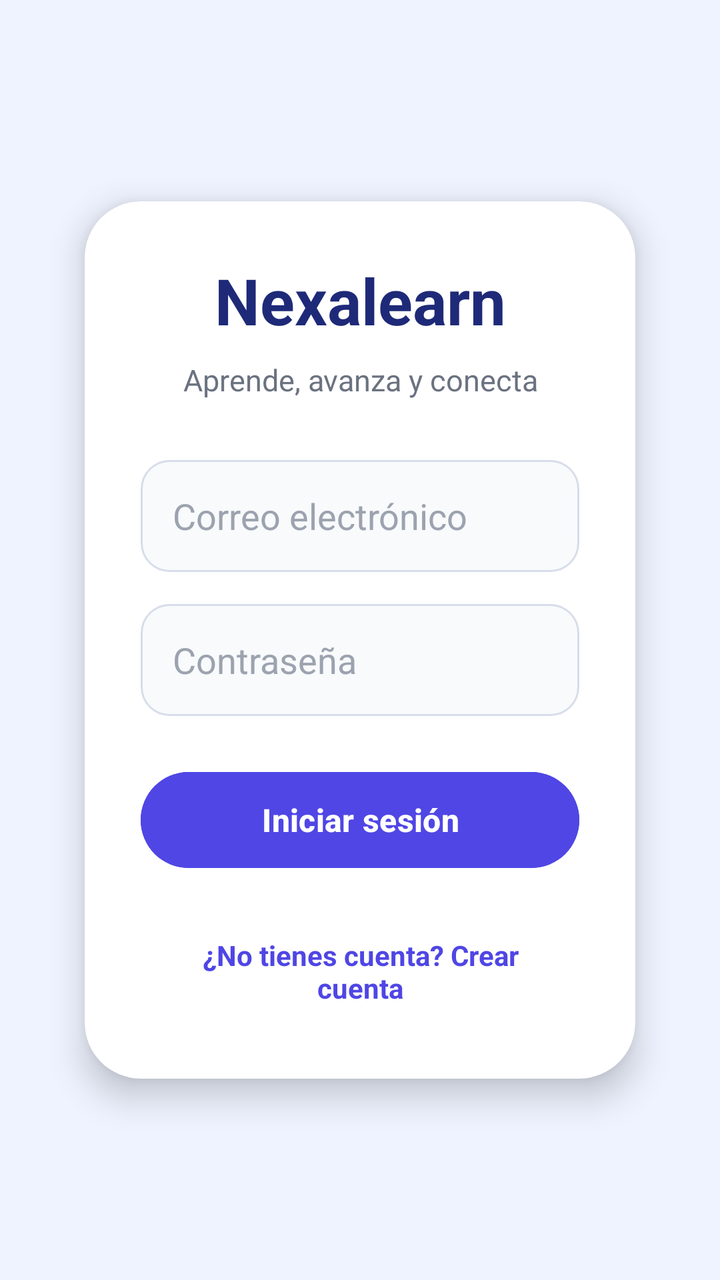
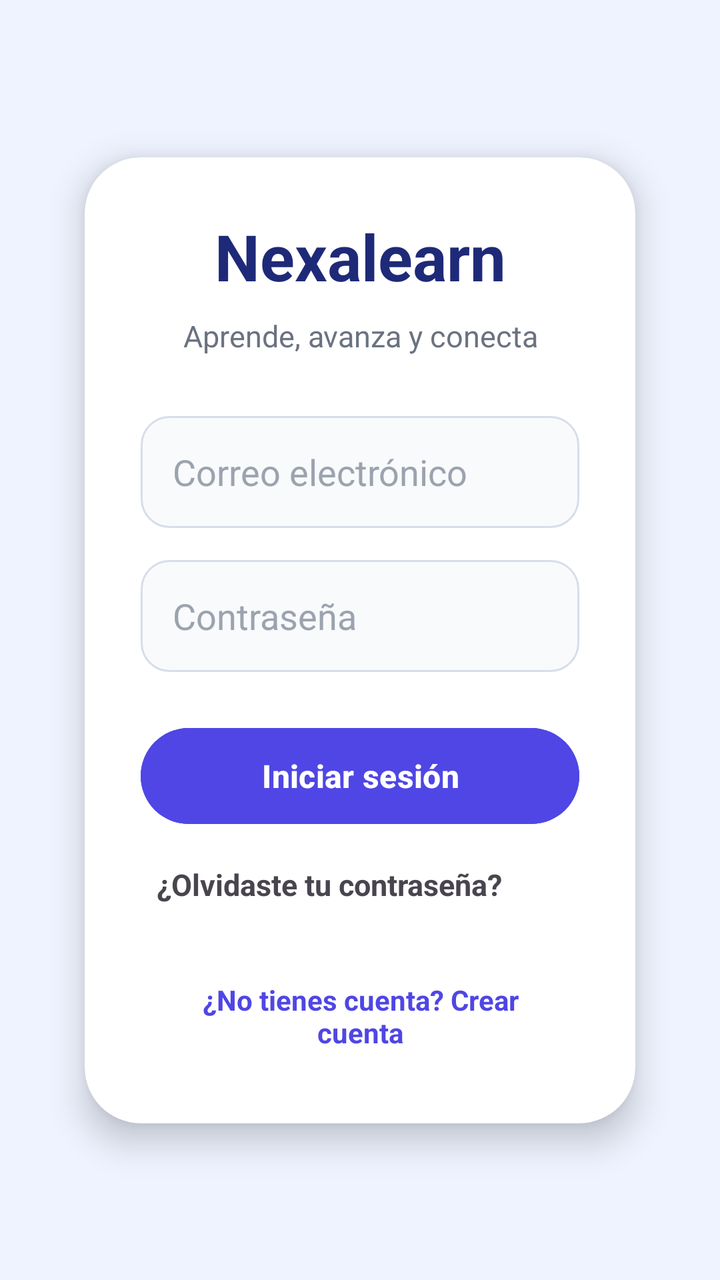

An Android layout rendered at two revisions. The XML below is the earlier revision; the diff shows what the commit changed to produce the second picture.
<!-- AndroidManifest.xml: application theme Theme.AILearningMobile -->
<!-- res/layout/activity_main.xml -->
<?xml version="1.0" encoding="utf-8"?>
<androidx.constraintlayout.widget.ConstraintLayout
    xmlns:android="http://schemas.android.com/apk/res/android"
    xmlns:app="http://schemas.android.com/apk/res-auto"
    android:id="@+id/main"
    android:layout_width="match_parent"
    android:layout_height="match_parent"
    android:background="#EEF3FF">

    <TextView
        android:id="@+id/tvMarcaAgua"
        android:layout_width="wrap_content"
        android:layout_height="wrap_content"
        android:text="N"
        android:textSize="220sp"
        android:textStyle="bold"
        android:textColor="#12000000"
        android:rotation="-12"
        app:layout_constraintTop_toTopOf="parent"
        app:layout_constraintBottom_toBottomOf="parent"
        app:layout_constraintStart_toStartOf="parent"
        app:layout_constraintEnd_toEndOf="parent" />

    <androidx.cardview.widget.CardView
        android:id="@+id/cardLogin"
        android:layout_width="0dp"
        android:layout_height="wrap_content"
        android:layout_marginStart="24dp"
        android:layout_marginEnd="24dp"
        app:cardCornerRadius="28dp"
        app:cardElevation="10dp"
        app:cardUseCompatPadding="true"
        app:layout_constraintStart_toStartOf="parent"
        app:layout_constraintEnd_toEndOf="parent"
        app:layout_constraintTop_toTopOf="parent"
        app:layout_constraintBottom_toBottomOf="parent">

        <LinearLayout
            android:layout_width="match_parent"
            android:layout_height="wrap_content"
            android:orientation="vertical"
            android:padding="28dp">

            <TextView
                android:layout_width="match_parent"
                android:layout_height="wrap_content"
                android:text="Nexalearn"
                android:textSize="32sp"
                android:textStyle="bold"
                android:textColor="#1E2A78"
                android:gravity="center" />

            <TextView
                android:layout_width="match_parent"
                android:layout_height="wrap_content"
                android:layout_marginTop="8dp"
                android:text="Aprende, avanza y conecta"
                android:textSize="15sp"
                android:textColor="#6B7280"
                android:gravity="center" />

            <EditText
                android:id="@+id/editCorreo"
                android:layout_width="match_parent"
                android:layout_height="56dp"
                android:layout_marginTop="30dp"
                android:hint="Correo electrónico"
                android:inputType="textEmailAddress"
                android:paddingStart="16dp"
                android:paddingEnd="16dp"
                android:background="@drawable/bg_input"
                android:textColor="#111827"
                android:textColorHint="#9CA3AF" />

            <EditText
                android:id="@+id/editPassword"
                android:layout_width="match_parent"
                android:layout_height="56dp"
                android:layout_marginTop="16dp"
                android:hint="Contraseña"
                android:inputType="textPassword"
                android:paddingStart="16dp"
                android:paddingEnd="16dp"
                android:background="@drawable/bg_input"
                android:textColor="#111827"
                android:textColorHint="#9CA3AF" />

            <Button
                android:id="@+id/btnLogin"
                android:layout_width="match_parent"
                android:layout_height="56dp"
                android:layout_marginTop="24dp"
                android:text="Iniciar sesión"
                android:textAllCaps="false"
                android:textSize="16sp"
                android:textStyle="bold"
                android:textColor="#FFFFFF"
                android:backgroundTint="#4F46E5" />

            <TextView
                android:id="@+id/tvCrearCuenta"
                android:layout_width="match_parent"
                android:layout_height="wrap_content"
                android:layout_marginTop="22dp"
                android:text="¿No tienes cuenta? Crear cuenta"
                android:textSize="14sp"
                android:textStyle="bold"
                android:textColor="#4F46E5"
                android:gravity="center"
                android:padding="8dp" />

        </LinearLayout>

    </androidx.cardview.widget.CardView>

</androidx.constraintlayout.widget.ConstraintLayout>
<!-- resources referenced by this layout -->
<resources>
  <!-- drawable bg_input (drawable) -->
  <?xml version="1.0" encoding="utf-8"?>
  <shape xmlns:android="http://schemas.android.com/apk/res/android"
      android:shape="rectangle">
  
      <solid android:color="#F8FAFC" />
  
      <stroke
          android:width="1dp"
          android:color="#D7DDEA" />
  
      <corners android:radius="14dp" />
  
      <padding
          android:left="14dp"
          android:top="8dp"
          android:right="14dp"
          android:bottom="8dp" />
  
  </shape>
  <style name="Theme.AILearningMobile" parent="Base.Theme.AILearningMobile" />
  <style name="Base.Theme.AILearningMobile" parent="Theme.Material3.DayNight.NoActionBar">
          
          
      </style>
</resources>

<!-- the commit's change to res/layout/activity_main.xml (unified diff, before → after) -->
@@ -97,7 +97,17 @@
                 android:textColor="#FFFFFF"
                 android:backgroundTint="#4F46E5" />
 
-            <TextView
+            
+    <TextView
+        android:id="@+id/tvOlvidePassword"
+        android:layout_width="wrap_content"
+        android:layout_height="wrap_content"
+        android:text="¿Olvidaste tu contraseña?"
+        android:textSize="15sp"
+        android:textStyle="bold"
+        android:padding="8dp"
+        android:layout_marginTop="8dp" />
+<TextView
                 android:id="@+id/tvCrearCuenta"
                 android:layout_width="match_parent"
                 android:layout_height="wrap_content"
